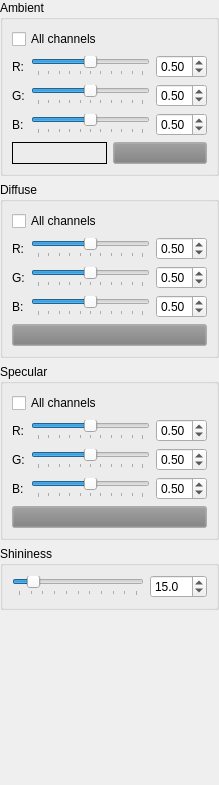
Qt form src/ui/MaterialDock.ui (Warzone2100/WMIT) before a commit.
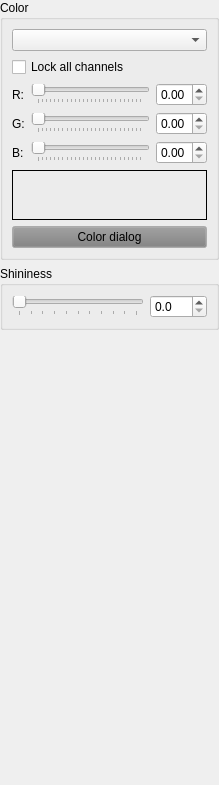
The same form after that commit.

Commit message: MaterialDock: Implemented logic and changed UI a bit.

```diff
--- a/src/ui/MaterialDock.ui
+++ b/src/ui/MaterialDock.ui
@@ -21,13 +21,16 @@
     <item>
      <widget class="QGroupBox" name="ambientGroupBox">
       <property name="title">
-       <string>Ambient</string>
+       <string>Color</string>
       </property>
       <layout class="QVBoxLayout" name="verticalLayout_5">
        <item>
-        <widget class="QCheckBox" name="ambientAllCheckBox">
+        <widget class="QComboBox" name="colorTypeComboBox"/>
+       </item>
+       <item>
+        <widget class="QCheckBox" name="colorAllCheckBox">
          <property name="text">
-          <string>All channels</string>
+          <string>Lock all channels</string>
          </property>
         </widget>
        </item>
@@ -72,11 +75,8 @@
             </size>
            </property>
            <property name="maximum">
-            <number>100</number>
+            <number>255</number>
            </property>
-           <property name="value">
-            <number>50</number>
-           </property>
            <property name="orientation">
             <enum>Qt::Horizontal</enum>
            </property>
@@ -94,11 +94,8 @@
             </size>
            </property>
            <property name="maximum">
-            <number>100</number>
+            <number>255</number>
            </property>
-           <property name="value">
-            <number>50</number>
-           </property>
            <property name="orientation">
             <enum>Qt::Horizontal</enum>
            </property>
@@ -116,11 +113,8 @@
             </size>
            </property>
            <property name="maximum">
-            <number>100</number>
+            <number>255</number>
            </property>
-           <property name="value">
-            <number>50</number>
-           </property>
            <property name="orientation">
             <enum>Qt::Horizontal</enum>
            </property>
@@ -137,9 +131,6 @@
            <property name="singleStep">
             <double>0.010000000000000</double>
            </property>
-           <property name="value">
-            <double>0.500000000000000</double>
-           </property>
           </widget>
          </item>
          <item row="1" column="2">
@@ -147,446 +138,50 @@
            <property name="maximum">
             <double>1.000000000000000</double>
            </property>
-           <property name="singleStep">
-            <double>0.010000000000000</double>
-           </property>
-           <property name="value">
-            <double>0.500000000000000</double>
-           </property>
-          </widget>
-         </item>
-         <item row="2" column="2">
-          <widget class="QDoubleSpinBox" name="ambientBlueSpinBox">
            <property name="maximum">
             <double>1.000000000000000</double>
            </property>
            <property name="singleStep">
             <double>0.010000000000000</double>
            </property>
-           <property name="value">
-            <double>0.500000000000000</double>
-           </property>
           </widget>
          </item>
-        </layout>
-       </item>
-       <item>
-        <layout class="QHBoxLayout" name="horizontalLayout">
-         <item>
-          <widget class="QLabel" name="ambientColor">
-           <property name="frameShape">
-            <enum>QFrame::Box</enum>
-           </property>
-           <property name="text">
-            <string/>
-           </property>
-           <property name="scaledContents">
+         <item row="2" column="2">
+          <widget class="QDoubleSpinBox" name="colorBlueSpinBox">
+           <property name="accelerated">
             <bool>true</bool>
            </property>
-          </widget>
-         </item>
-         <item>
-          <widget class="QPushButton" name="ambientButton">
-           <property name="palette">
-            <palette>
-             <active>
-              <colorrole role="Button">
-               <brush brushstyle="SolidPattern">
-                <color alpha="255">
-                 <red>127</red>
-                 <green>127</green>
-                 <blue>127</blue>
-                </color>
-               </brush>
-              </colorrole>
-             </active>
-             <inactive>
-              <colorrole role="Button">
-               <brush brushstyle="SolidPattern">
-                <color alpha="255">
-                 <red>127</red>
-                 <green>127</green>
-                 <blue>127</blue>
-                </color>
-               </brush>
-              </colorrole>
-             </inactive>
-             <disabled>
-              <colorrole role="Button">
-               <brush brushstyle="SolidPattern">
-                <color alpha="255">
-                 <red>127</red>
-                 <green>127</green>
-                 <blue>127</blue>
-                </color>
-               </brush>
-              </colorrole>
-             </disabled>
-            </palette>
-           </property>
-           <property name="text">
-            <string/>
-           </property>
-          </widget>
-         </item>
-        </layout>
-       </item>
-      </layout>
-     </widget>
-    </item>
-    <item>
-     <widget class="QGroupBox" name="diffuseGroupBox">
-      <property name="title">
-       <string>Diffuse</string>
-      </property>
-      <layout class="QVBoxLayout" name="verticalLayout_4">
-       <item>
-        <widget class="QCheckBox" name="diffuseAllCheckBox">
-         <property name="text">
-          <string>All channels</string>
-         </property>
-        </widget>
-       </item>
-       <item>
-        <layout class="QGridLayout" name="diffuseLayout">
-         <item row="1" column="0">
-          <widget class="QLabel" name="diffuseGreenLabel">
-           <property name="text">
-            <string>G:</string>
-           </property>
-           <property name="buddy">
-            <cstring>diffuseGreenSlider</cstring>
-           </property>
-          </widget>
-         </item>
-         <item row="2" column="0">
-          <widget class="QLabel" name="diffuseBlueLabel">
-           <property name="text">
-            <string>B:</string>
-           </property>
-           <property name="buddy">
-            <cstring>diffuseBlueSlider</cstring>
-           </property>
-          </widget>
-         </item>
-         <item row="0" column="0">
-          <widget class="QLabel" name="diffuseRedLabel">
-           <property name="text">
-            <string>R:</string>
-           </property>
-           <property name="buddy">
-            <cstring>diffuseRedSlider</cstring>
-           </property>
-          </widget>
-         </item>
-         <item row="0" column="1">
-          <widget class="QSlider" name="diffuseRedSlider">
-           <property name="minimumSize">
-            <size>
-             <width>100</width>
-             <height>0</height>
-            </size>
-           </property>
            <property name="maximum">
-            <number>100</number>
-           </property>
-           <property name="value">
-            <number>50</number>
-           </property>
-           <property name="orientation">
-            <enum>Qt::Horizontal</enum>
-           </property>
-           <property name="tickPosition">
-            <enum>QSlider::TicksBelow</enum>
-           </property>
-          </widget>
-         </item>
-         <item row="1" column="1">
-          <widget class="QSlider" name="diffuseGreenSlider">
-           <property name="minimumSize">
-            <size>
-             <width>100</width>
-             <height>0</height>
-            </size>
-           </property>
-           <property name="maximum">
-            <number>100</number>
-           </property>
-           <property name="value">
-            <number>50</number>
-           </property>
-           <property name="orientation">
-            <enum>Qt::Horizontal</enum>
-           </property>
-           <property name="tickPosition">
-            <enum>QSlider::TicksBelow</enum>
-           </property>
-          </widget>
-         </item>
-         <item row="2" column="1">
-          <widget class="QSlider" name="diffuseBlueSlider">
-           <property name="minimumSize">
-            <size>
-             <width>100</width>
-             <height>0</height>
-            </size>
-           </property>
-           <property name="maximum">
-            <number>100</number>
-           </property>
-           <property name="value">
-            <number>50</number>
-           </property>
-           <property name="orientation">
-            <enum>Qt::Horizontal</enum>
-           </property>
-           <property name="tickPosition">
-            <enum>QSlider::TicksBelow</enum>
-           </property>
-          </widget>
-         </item>
-         <item row="0" column="2">
-          <widget class="QDoubleSpinBox" name="diffuseRedSpinBox">
-           <property name="maximum">
             <double>1.000000000000000</double>
            </property>
            <property name="singleStep">
             <double>0.010000000000000</double>
            </property>
-           <property name="value">
-            <double>0.500000000000000</double>
-           </property>
           </widget>
          </item>
-         <item row="1" column="2">
-          <widget class="QDoubleSpinBox" name="diffuseGreenSpinBox">
-           <property name="maximum">
-            <double>1.000000000000000</double>
-           </property>
-           <property name="singleStep">
-            <double>0.010000000000000</double>
-           </property>
-           <property name="value">
-            <double>0.500000000000000</double>
-           </property>
-          </widget>
-         </item>
-         <item row="2" column="2">
-          <widget class="QDoubleSpinBox" name="diffuseBlueSpinBox">
-           <property name="maximum">
-            <double>1.000000000000000</double>
-           </property>
-           <property name="singleStep">
-            <double>0.010000000000000</double>
-           </property>
-           <property name="value">
-            <double>0.500000000000000</double>
-           </property>
-          </widget>
-         </item>
         </layout>
        </item>
        <item>
-        <widget class="QPushButton" name="diffuseButton">
-         <property name="palette">
-          <palette>
-           <active>
-            <colorrole role="Button">
-             <brush brushstyle="SolidPattern">
-              <color alpha="255">
-               <red>127</red>
-               <green>127</green>
-               <blue>127</blue>
-              </color>
-             </brush>
-            </colorrole>
-           </active>
-           <inactive>
-            <colorrole role="Button">
-             <brush brushstyle="SolidPattern">
-              <color alpha="255">
-               <red>127</red>
-               <green>127</green>
-               <blue>127</blue>
-              </color>
-             </brush>
-            </colorrole>
-           </inactive>
-           <disabled>
-            <colorrole role="Button">
-             <brush brushstyle="SolidPattern">
-              <color alpha="255">
-               <red>127</red>
-               <green>127</green>
-               <blue>127</blue>
-              </color>
-             </brush>
-            </colorrole>
-           </disabled>
-          </palette>
+        <widget class="QLabel" name="colorPreview">
+         <property name="minimumSize">
+          <size>
+           <width>0</width>
+           <height>50</height>
+          </size>
          </property>
+         <property name="frameShape">
+          <enum>QFrame::Box</enum>
+         </property>
          <property name="text">
           <string/>
          </property>
-        </widget>
-       </item>
-      </layout>
-     </widget>
-    </item>
-    <item>
-     <widget class="QGroupBox" name="specularGroupBox">
-      <property name="title">
-       <string>Specular</string>
-      </property>
-      <layout class="QVBoxLayout" name="verticalLayout_3">
-       <item>
-        <widget class="QCheckBox" name="specularAllCheckBox">
-         <property name="text">
-          <string>All channels</string>
+         <property name="scaledContents">
+          <bool>true</bool>
          </property>
         </widget>
        </item>
        <item>
-        <layout class="QGridLayout" name="specularLayout">
-         <item row="1" column="0">
-          <widget class="QLabel" name="specularGreenLabel">
-           <property name="text">
-            <string>G:</string>
-           </property>
-           <property name="buddy">
-            <cstring>specularGreenSlider</cstring>
-           </property>
-          </widget>
-         </item>
-         <item row="2" column="0">
-          <widget class="QLabel" name="specularBlueLabel">
-           <property name="text">
-            <string>B:</string>
-           </property>
-           <property name="buddy">
-            <cstring>specularBlueSlider</cstring>
-           </property>
-          </widget>
-         </item>
-         <item row="0" column="0">
-          <widget class="QLabel" name="specularRedLabel">
-           <property name="text">
-            <string>R:</string>
-           </property>
-           <property name="buddy">
-            <cstring>specularRedSlider</cstring>
-           </property>
-          </widget>
-         </item>
-         <item row="0" column="1">
-          <widget class="QSlider" name="specularRedSlider">
-           <property name="minimumSize">
-            <size>
-             <width>100</width>
-             <height>0</height>
-            </size>
-           </property>
-           <property name="maximum">
-            <number>100</number>
-           </property>
-           <property name="value">
-            <number>50</number>
-           </property>
-           <property name="orientation">
-            <enum>Qt::Horizontal</enum>
-           </property>
-           <property name="tickPosition">
-            <enum>QSlider::TicksBelow</enum>
-           </property>
-          </widget>
-         </item>
-         <item row="1" column="1">
-          <widget class="QSlider" name="specularGreenSlider">
-           <property name="minimumSize">
-            <size>
-             <width>100</width>
-             <height>0</height>
-            </size>
-           </property>
-           <property name="maximum">
-            <number>100</number>
-           </property>
-           <property name="value">
-            <number>50</number>
-           </property>
-           <property name="orientation">
-            <enum>Qt::Horizontal</enum>
-           </property>
-           <property name="tickPosition">
-            <enum>QSlider::TicksBelow</enum>
-           </property>
-          </widget>
-         </item>
-         <item row="2" column="1">
-          <widget class="QSlider" name="specularBlueSlider">
-           <property name="minimumSize">
-            <size>
-             <width>100</width>
-             <height>0</height>
-            </size>
-           </property>
-           <property name="maximum">
-            <number>100</number>
-           </property>
-           <property name="value">
-            <number>50</number>
-           </property>
-           <property name="orientation">
-            <enum>Qt::Horizontal</enum>
-           </property>
-           <property name="tickPosition">
-            <enum>QSlider::TicksBelow</enum>
-           </property>
-          </widget>
-         </item>
-         <item row="0" column="2">
-          <widget class="QDoubleSpinBox" name="specularRedSpinBox">
-           <property name="maximum">
-            <double>1.000000000000000</double>
-           </property>
-           <property name="singleStep">
-            <double>0.010000000000000</double>
-           </property>
-           <property name="value">
-            <double>0.500000000000000</double>
-           </property>
-          </widget>
-         </item>
-         <item row="1" column="2">
-          <widget class="QDoubleSpinBox" name="specularGreenSpinBox">
-           <property name="maximum">
-            <double>1.000000000000000</double>
-           </property>
-           <property name="singleStep">
-            <double>0.010000000000000</double>
-           </property>
-           <property name="value">
-            <double>0.500000000000000</double>
-           </property>
-          </widget>
-         </item>
-         <item row="2" column="2">
-          <widget class="QDoubleSpinBox" name="specularBlueSpinBox">
-           <property name="maximum">
-            <double>1.000000000000000</double>
-           </property>
-           <property name="singleStep">
-            <double>0.010000000000000</double>
-           </property>
-           <property name="value">
-            <double>0.500000000000000</double>
-           </property>
-          </widget>
-         </item>
-        </layout>
-       </item>
-       <item>
-        <widget class="QPushButton" name="specualrButton">
+        <widget class="QPushButton" name="colorDialogButton">
          <property name="palette">
           <palette>
            <active>
@@ -625,7 +220,7 @@
           </palette>
          </property>
          <property name="text">
-          <string/>
+          <string>Color dialog</string>
          </property>
         </widget>
        </item>
@@ -651,9 +246,6 @@
            <property name="maximum">
             <number>1280</number>
            </property>
-           <property name="value">
-            <number>150</number>
-           </property>
            <property name="orientation">
             <enum>Qt::Horizontal</enum>
            </property>
@@ -676,9 +268,6 @@
            <property name="singleStep">
             <double>0.100000000000000</double>
            </property>
-           <property name="value">
-            <double>15.000000000000000</double>
-           </property>
           </widget>
          </item>
         </layout>
```
Left out of the diff: 36 changed lines with no effect on the pictures. The commit also changes 6 other files.
